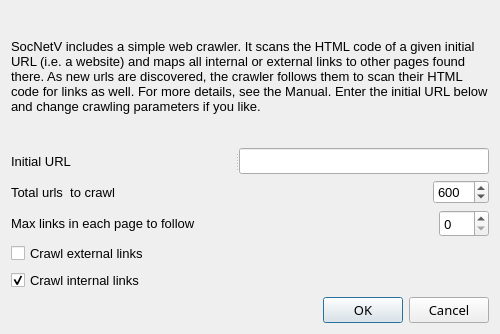
socnetv/app, file src/forms/webcrawlerdialog.ui: the form before one commit.
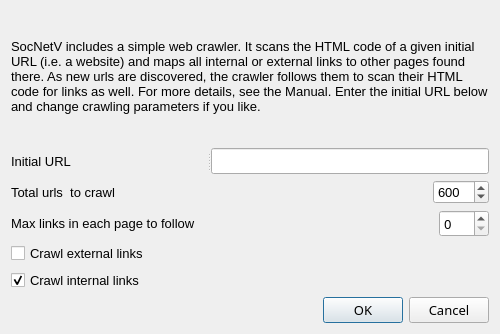
The form after the commit.

Commit message: fix webcrawler dialog in mac??

Diff of the .ui file:
```diff
--- a/src/forms/webcrawlerdialog.ui
+++ b/src/forms/webcrawlerdialog.ui
@@ -11,7 +11,7 @@
    </rect>
   </property>
   <property name="sizePolicy">
-   <sizepolicy hsizetype="Minimum" vsizetype="Minimum">
+   <sizepolicy hsizetype="MinimumExpanding" vsizetype="MinimumExpanding">
     <horstretch>0</horstretch>
     <verstretch>0</verstretch>
    </sizepolicy>
@@ -19,7 +19,7 @@
   <property name="minimumSize">
    <size>
     <width>500</width>
-    <height>330</height>
+    <height>320</height>
    </size>
   </property>
   <property name="maximumSize">
@@ -28,6 +28,11 @@
     <height>380</height>
    </size>
   </property>
+  <property name="font">
+   <font>
+    <pointsize>10</pointsize>
+   </font>
+  </property>
   <property name="windowTitle">
    <string>Generate network from web links</string>
   </property>
@@ -76,7 +81,7 @@
      <widget class="QLabel" name="label">
       <property name="minimumSize">
        <size>
-        <width>200</width>
+        <width>100</width>
         <height>0</height>
        </size>
       </property>
```
Left out of the diff: 2 changed lines with no effect on the pictures.
